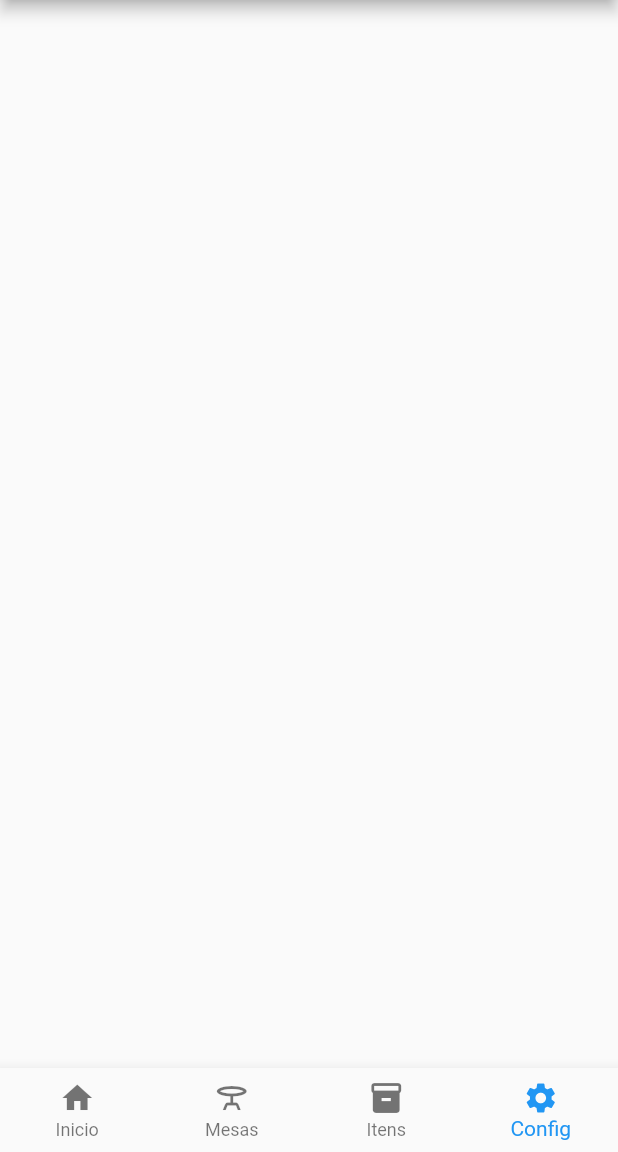
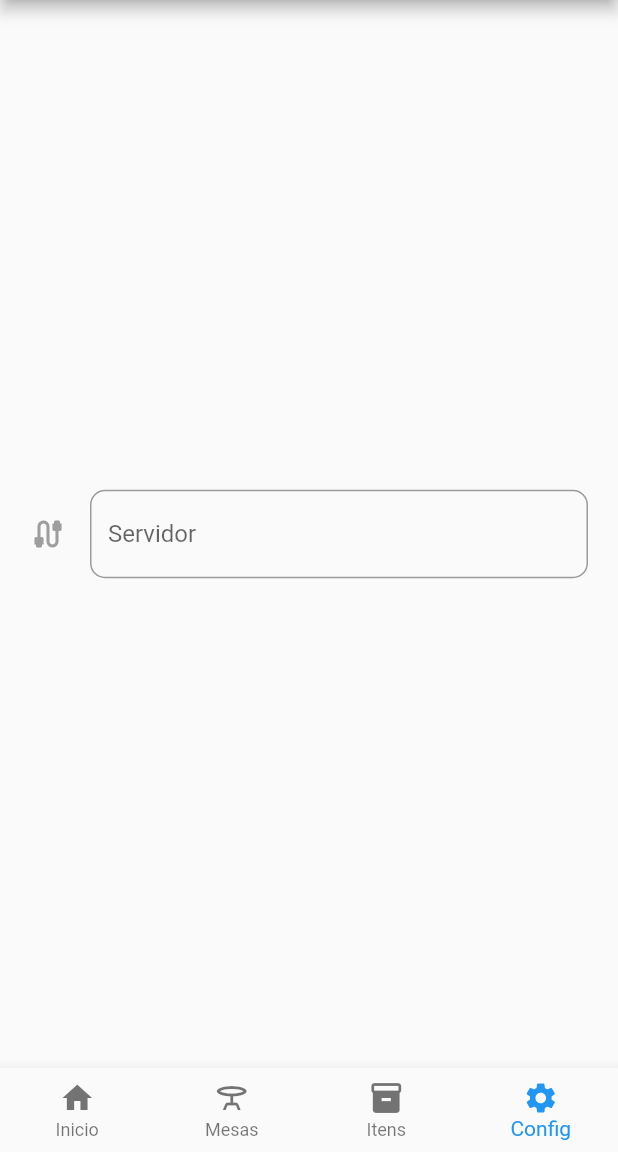
Before and after one commit to Priscila-Nascimento/Pizzaria, a Flutter app: the HomePage screen opened by its route, item 4 of the bottom bar chosen, on a phone screen of 412 x 824 dp, the part 84-1236 px from its top. Run offline on Flutter 3.47's test engine with Material 2 defaults, Android fonts, the phone set to English and light mode, and no system bars.

Commit message:
Finalização do projeto

```diff
--- a/lib/Categorias/categorias_page.dart
+++ b/lib/Categorias/categorias_page.dart
@@ -3,6 +3,7 @@
 import 'package:Pizzaria/core/app_imagens.dart';
 import 'package:Pizzaria/core/app_textStyles.dart';
 import 'package:flutter/material.dart';
+//Não contém API no projeto para que seja utilizada para verificação dos itens para serem consumidos, sendo assim foi feito um demonstrativo de como a pagina irá se comportar.
 
 class CategoriasPage extends StatelessWidget {
   final int numeroMesa;
--- a/lib/main.dart
+++ b/lib/main.dart
@@ -1,5 +1,6 @@
 import 'package:Pizzaria/core/app_widget.dart';
 import 'package:flutter/material.dart';
+//Não contém API no projeto.
 
 void main() {
   runApp(MyApp());
--- a/lib/pages/Configuração/config_page.dart
+++ b/lib/pages/Configuração/config_page.dart
@@ -1,10 +1,28 @@
+import 'package:Pizzaria/core/app_textStyles.dart';
 import 'package:flutter/material.dart';
+
+//Não contém API no projeto para que seja utilizado inserção do servidor.
 
 class ConfigPage extends StatelessWidget {
   const ConfigPage({Key? key}) : super(key: key);
 
   @override
   Widget build(BuildContext context) {
-    return Container();
+    return Container(
+      margin: EdgeInsets.all(20),
+      child: Center(
+        child: TextFormField(
+          decoration: InputDecoration(
+            icon: Icon(
+              Icons.cable_outlined,
+              color: Colors.grey,
+            ),
+            labelText: 'Servidor',
+            hintText: 'informe o IP do Servidor',
+            border: OutlineInputBorder(borderRadius: BorderRadius.circular(10)),
+          ),
+        ),
+      ),
+    );
   }
 }
--- a/lib/pages/Consumo/consumo_page.dart
+++ b/lib/pages/Consumo/consumo_page.dart
@@ -1,6 +1,7 @@
 import 'package:Pizzaria/core/app_textStyles.dart';
 import 'package:flutter/material.dart';
 
+//Não contém API no projeto para que seja utilizada para verificação do consumo das mesas.
 class ConsumoPage extends StatelessWidget {
   final int numeroMesa;
   const ConsumoPage({
--- a/lib/pages/Home/home_page.dart
+++ b/lib/pages/Home/home_page.dart
@@ -3,6 +3,8 @@ import 'package:Pizzaria/pages/Home/tela_inicial.dart';
 import 'package:Pizzaria/pages/Itens/itens_page.dart';
 import 'package:Pizzaria/pages/Mesas/mesas_pages.dart';
 import 'package:flutter/material.dart';
+
+//Não contém API no projeto para que seja utilizada para inserir os itens consumidos.
 
 enum Paginas { inicio, mesas, itens, configuracao } //NavigationBar
 
--- a/lib/pages/Home/tela_inicial.dart
+++ b/lib/pages/Home/tela_inicial.dart
@@ -2,6 +2,7 @@ import 'package:Pizzaria/core/app_imagens.dart';
 import 'package:Pizzaria/core/app_textStyles.dart';
 import 'package:flutter/material.dart';
 
+//Não contém API no projeto.
 class Telainicial extends StatelessWidget {
   const Telainicial({Key? key}) : super(key: key);
 
--- a/lib/pages/Itens/itens_page.dart
+++ b/lib/pages/Itens/itens_page.dart
@@ -1,4 +1,6 @@
 import 'package:flutter/material.dart';
+
+//Não contém API no projeto para que seja utilizada para verificação do consumo das mesas, para disponibilidade dos itens.
 
 class ItensPage extends StatelessWidget {
   const ItensPage({Key? key}) : super(key: key);
--- a/lib/pages/Login/login_page.dart
+++ b/lib/pages/Login/login_page.dart
@@ -1,6 +1,8 @@
 import 'package:Pizzaria/core/app_imagens.dart';
 import 'package:Pizzaria/core/app_textStyles.dart';
 import 'package:flutter/material.dart';
+
+//Não contém API no projeto para que seja utilizada para inserção do colaborador que utilizará o serviço.
 
 class LoginPage extends StatelessWidget {
   const LoginPage({Key? key}) : super(key: key);
--- a/lib/pages/Mesas/mesas_pages.dart
+++ b/lib/pages/Mesas/mesas_pages.dart
@@ -1,5 +1,7 @@
 import 'package:flutter/material.dart';
 import '../../Componentes/item_widget.dart';
+
+//Não contém API no projeto para que seja utilizada para verificação do consumo e status das mesas.
 
 class MesasPage extends StatelessWidget {
   const MesasPage({Key? key}) : super(key: key);
--- a/pubspec.yaml
+++ b/pubspec.yaml
@@ -34,6 +34,7 @@ dependencies:
   # The following adds the Cupertino Icons font to your application.
   # Use with the CupertinoIcons class for iOS style icons.
   cupertino_icons: ^1.0.2
+  dio: ^4.0.6
 
 dev_dependencies:
   flutter_test:
```
Also changed, not shown: pubspec.lock.
